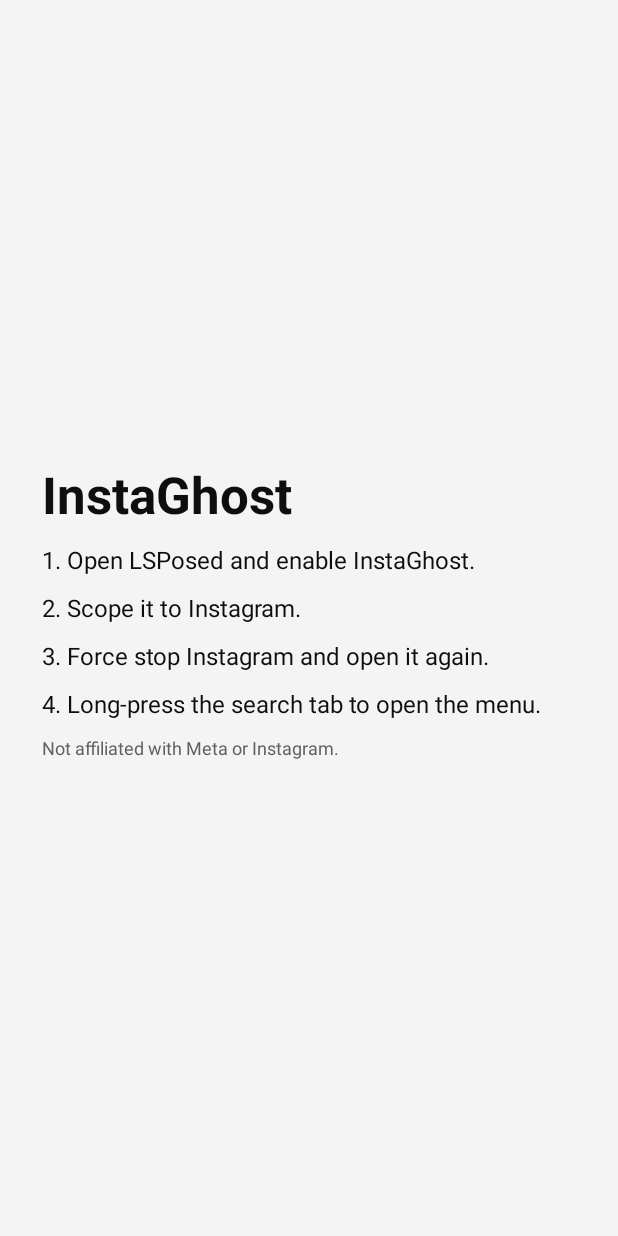
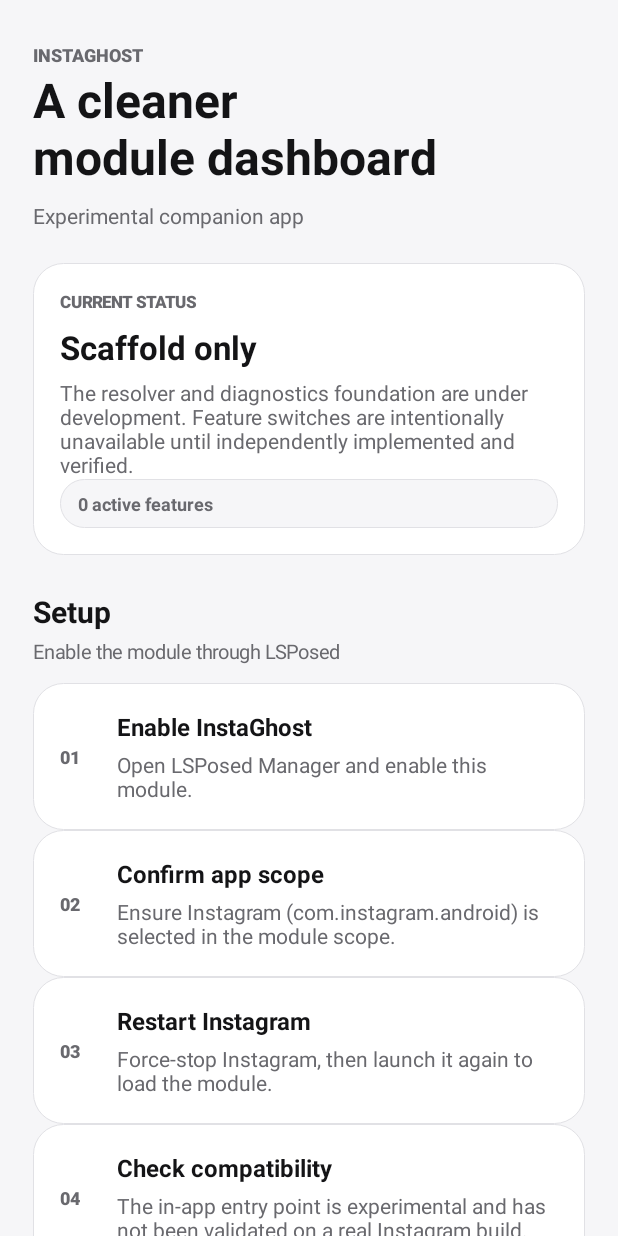
Before and after one commit to somilkhan/Instaghost, an Android app: the screen it shows after launch (MainActivity), on a phone screen of 412 x 824 dp. Run offline under Robolectric (Android 15) with nearby library versions, the phone set to English and light mode, and no system bars; 1 statement that could not run was skipped.

Commit message:
feat: redesign companion dashboard for status and setup

```diff
--- a/app/src/main/kotlin/dev/instaghost/module/ui/MainActivity.kt
+++ b/app/src/main/kotlin/dev/instaghost/module/ui/MainActivity.kt
@@ -3,32 +3,113 @@ package dev.instaghost.module.ui
 import android.app.Activity
 import android.graphics.Color
 import android.graphics.Typeface
+import android.graphics.drawable.GradientDrawable
 import android.os.Bundle
 import android.view.Gravity
+import android.view.View
 import android.widget.LinearLayout
+import android.widget.ScrollView
 import android.widget.TextView
 
-/** Companion screen: tells people how to enable the module. Settings live inside Instagram. */
+/** Companion dashboard. Clearly communicates the scaffold's current verified state. */
 class MainActivity : Activity() {
-    override fun onCreate(b: Bundle?) {
-        super.onCreate(b)
-        val t = Theme(this)
-        val d = resources.displayMetrics.density
-        fun tv(s: String, size: Float, c: Int, bold: Boolean = false) = TextView(this).apply {
-            text = s; textSize = size; setTextColor(c); setPadding(0, 0, 0, (10 * d).toInt())
-            if (bold) typeface = Typeface.DEFAULT_BOLD
+    private val dark by lazy { resources.configuration.uiMode and android.content.res.Configuration.UI_MODE_NIGHT_MASK == android.content.res.Configuration.UI_MODE_NIGHT_YES }
+    private val bg get() = if (dark) Color.rgb(10, 10, 12) else Color.rgb(246, 246, 248)
+    private val panel get() = if (dark) Color.rgb(23, 23, 26) else Color.WHITE
+    private val primary get() = if (dark) Color.rgb(245, 245, 247) else Color.rgb(20, 20, 22)
+    private val secondary get() = if (dark) Color.rgb(165, 165, 170) else Color.rgb(105, 105, 110)
+    private val border get() = if (dark) Color.rgb(48, 48, 52) else Color.rgb(225, 225, 229)
+    private val d get() = resources.displayMetrics.density
+    private fun dp(v: Int) = (v * d).toInt()
+
+    override fun onCreate(savedInstanceState: Bundle?) {
+        super.onCreate(savedInstanceState)
+        window.statusBarColor = bg
+        window.navigationBarColor = bg
+        if (android.os.Build.VERSION.SDK_INT >= 23) {
+            window.decorView.systemUiVisibility = if (dark) 0 else View.SYSTEM_UI_FLAG_LIGHT_STATUS_BAR or View.SYSTEM_UI_FLAG_LIGHT_NAVIGATION_BAR
         }
-        window.statusBarColor = Color.TRANSPARENT
-        setContentView(LinearLayout(this).apply {
-            orientation = LinearLayout.VERTICAL; gravity = Gravity.CENTER_VERTICAL
-            setBackgroundColor(if (t.dark) Color.rgb(8, 8, 9) else Color.rgb(244, 244, 245))
-            setPadding((28 * d).toInt(), 0, (28 * d).toInt(), 0)
-            addView(tv("InstaGhost", 34f, t.text, true))
-            addView(tv("1. Open LSPosed and enable InstaGhost.", 16f, t.text))
-            addView(tv("2. Scope it to Instagram.", 16f, t.text))
-            addView(tv("3. Force stop Instagram and open it again.", 16f, t.text))
-            addView(tv("4. Long-press the search tab to open the menu.", 16f, t.text))
-            addView(tv("Not affiliated with Meta or Instagram.", 12f, t.subtext))
+        val root = LinearLayout(this).apply {
+            orientation = LinearLayout.VERTICAL
+            setBackgroundColor(bg)
+        }
+        val scroll = ScrollView(this).apply { isFillViewport = true }
+        val content = LinearLayout(this).apply {
+            orientation = LinearLayout.VERTICAL
+            setPadding(dp(22), dp(28), dp(22), dp(32))
+        }
+        content.addView(label("INSTAGHOST", 12, secondary, true))
+        content.addView(title("A cleaner\nmodule dashboard", 32))
+        content.addView(label("Experimental companion app", 14, secondary, false).apply { setPadding(0, dp(8), 0, dp(22)) })
+        content.addView(card {
+            addView(label("CURRENT STATUS", 11, secondary, true))
+            addView(title("Scaffold only", 22).apply { setPadding(0, dp(8), 0, dp(6)) })
+            addView(body("The resolver and diagnostics foundation are under development. Feature switches are intentionally unavailable until independently implemented and verified."))
+            addView(pill("0 active features"))
         })
+        content.addView(section("Setup", "Enable the module through LSPosed"))
+        content.addView(step("01", "Enable InstaGhost", "Open LSPosed Manager and enable this module."))
+        content.addView(step("02", "Confirm app scope", "Ensure Instagram (com.instagram.android) is selected in the module scope."))
+        content.addView(step("03", "Restart Instagram", "Force-stop Instagram, then launch it again to load the module."))
+        content.addView(step("04", "Check compatibility", "The in-app entry point is experimental and has not been validated on a real Instagram build."))
+        content.addView(section("Feature availability", "All entries are planned, not active"))
+        content.addView(card {
+            addView(label("NOT IMPLEMENTED", 11, secondary, true))
+            addView(body("Feature controls are disabled by design. This build does not alter read receipts, typing status, story views, ads, likes or Instagram tracking behavior."))
+        })
+        content.addView(section("Diagnostics & privacy", null))
+        content.addView(card {
+            addView(title("Local-first", 18))
+            addView(body("Diagnostics are designed to use bounded, sanitized event categories. This companion screen does not upload account details, messages or activity data."))
+        })
+        content.addView(label("Not affiliated with Meta or Instagram.", 12, secondary, false).apply { setPadding(0, dp(24), 0, 0) })
+        scroll.addView(content)
+        root.addView(scroll, LinearLayout.LayoutParams(-1, -1))
+        setContentView(root)
+    }
+
+    private fun section(head: String, sub: String?) = LinearLayout(this).apply {
+        orientation = LinearLayout.VERTICAL
+        setPadding(0, dp(24), 0, dp(12))
+        addView(title(head, 20))
+        if (sub != null) addView(label(sub, 13, secondary, false).apply { setPadding(0, dp(4), 0, 0) })
+    }
+
+    private fun card(block: LinearLayout.() -> Unit) = LinearLayout(this).apply {
+        orientation = LinearLayout.VERTICAL
+        setPadding(dp(18), dp(18), dp(18), dp(18))
+        background = GradientDrawable().apply {
+            setColor(panel); cornerRadius = dp(20).toFloat(); setStroke(dp(1), border)
+        }
+        block()
+    }.also { /* spacing is applied by the parent helper */ }
+
+    private fun step(n: String, heading: String, description: String) = card {
+        val row = LinearLayout(this@MainActivity).apply { orientation = LinearLayout.HORIZONTAL; gravity = Gravity.CENTER_VERTICAL }
+        row.addView(label(n, 12, secondary, true), LinearLayout.LayoutParams(dp(38), -2))
+        val textCol = LinearLayout(this@MainActivity).apply { orientation = LinearLayout.VERTICAL }
+        textCol.addView(title(heading, 16))
+        textCol.addView(body(description).apply { setPadding(0, dp(5), 0, 0) })
+        row.addView(textCol, LinearLayout.LayoutParams(0, -2, 1f))
+        addView(row)
+    }
+
+    private fun pill(text: String) = TextView(this).apply {
+        this.text = text
+        textSize = 12f; setTextColor(secondary); setPadding(dp(12), dp(8), dp(12), dp(8))
+        background = GradientDrawable().apply { setColor(bg); cornerRadius = dp(50).toFloat(); setStroke(dp(1), border) }
+        setTypeface(Typeface.DEFAULT, Typeface.BOLD)
+    }
+
+    private fun title(text: String, size: Int) = TextView(this).apply {
+        this.text = text; textSize = size.toFloat(); setTextColor(primary)
+        typeface = Typeface.create("sans-serif", Typeface.BOLD)
+    }
+    private fun body(text: String) = TextView(this).apply {
+        this.text = text; textSize = 14f; setTextColor(secondary); lineSpacingExtra = dp(3)
+    }
+    private fun label(text: String, size: Int, color: Int, bold: Boolean) = TextView(this).apply {
+        this.text = text; textSize = size.toFloat(); setTextColor(color)
+        if (bold) typeface = Typeface.create("sans-serif-medium", Typeface.BOLD)
     }
 }
```
